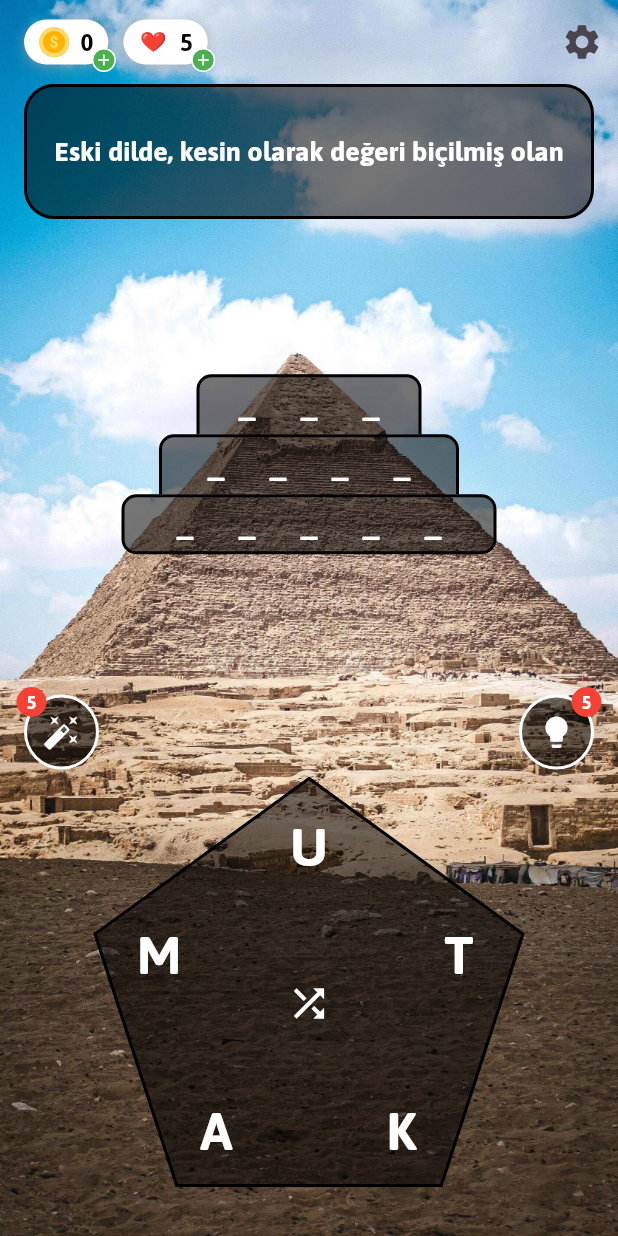
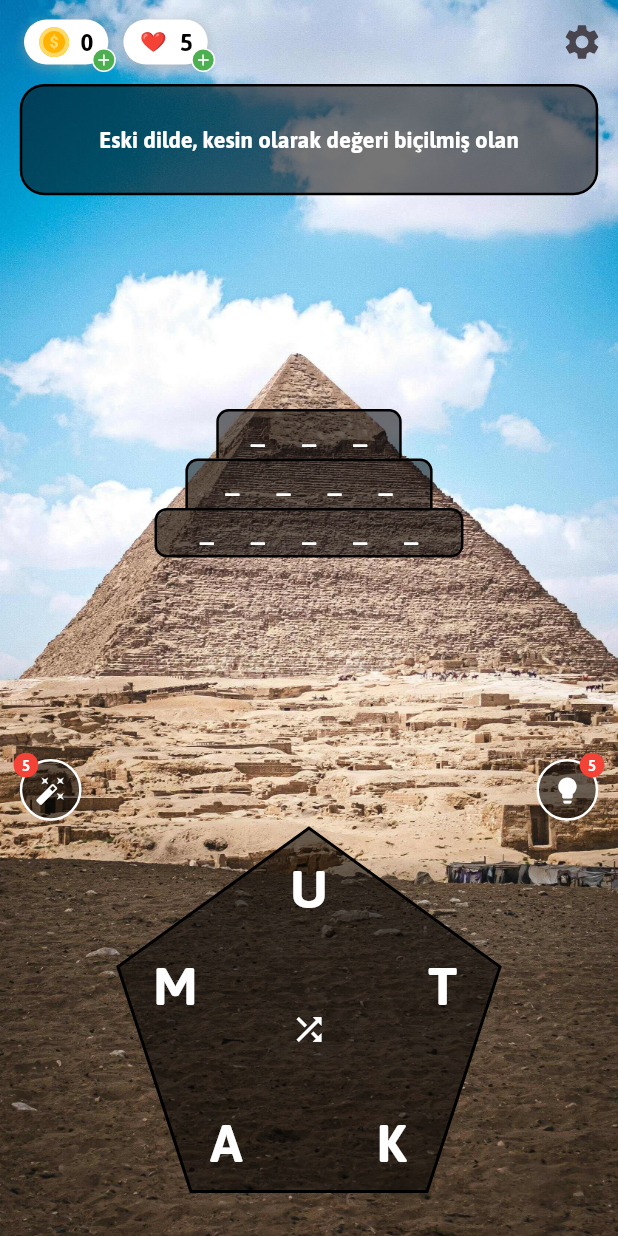
Before and after one commit to islamkirenli/Piramit-Bulmaca, a Flutter app: the PuzzleGame screen opened directly, on a phone screen of 412 x 824 dp. Run offline on Flutter 3.47's test engine with Material 3 defaults, Android fonts, the phone set to English and light mode, and no system bars; drawn by our look-alikes of auto_size_text; our stand-ins replace audioplayers, google_mobile_ads, in_app_purchase, lottie, shared_preferences, video_player; missing offline and left inert: app_tracking_transparency; accounts and stored records are empty; network calls fail; project files that could hold a hidden picture were left out.

Commit message:
Game screen widget size fixed.

```diff
--- a/lib/puzzle_game.dart
+++ b/lib/puzzle_game.dart
@@ -223,6 +223,12 @@ class _PuzzleGameState extends State<PuzzleGame> with WidgetsBindingObserver, Ti
         body: Center(child: CircularProgressIndicator()),
       );
     }
+
+    final double screenWidth = MediaQuery.of(context).size.width;
+    final double scaleFactor = (screenWidth / 500).clamp(0.5, 1.5);
+
+    final screenSize = MediaQuery.of(context).size;
+    final polygonSize = (screenSize.width * 0.65)*(screenWidth / 400).clamp(0.5, 1.0);
 
     // Mevcut ana bölüme göre arka plan görselini belirleyin:
     String backgroundImage;
@@ -333,23 +339,23 @@ class _PuzzleGameState extends State<PuzzleGame> with WidgetsBindingObserver, Ti
             body: Column(
               children: [
                 Container(
-                  height: 90,
-                  margin: EdgeInsets.symmetric(horizontal: 16.0),
+                  height: 90 * scaleFactor,
+                  margin: EdgeInsets.symmetric(horizontal: 16.0 * scaleFactor),
                   decoration: BoxDecoration(
-                    borderRadius: BorderRadius.circular(20),
+                    borderRadius: BorderRadius.circular(20 * scaleFactor),
                     color: Colors.black54,
                     border: Border.all(
                       color: Colors.black,
-                      width: 2.0,
+                      width: 2.0 * scaleFactor,
                     ),
                   ),
-                  padding: const EdgeInsets.all(16.0),
+                  padding: EdgeInsets.all(16.0 * scaleFactor),
                   alignment: Alignment.center,
                   child: AutoSizeText(
                     puzzleSections[currentMainSection]![currentSubSection]![currentIndex]['hint']!,
                     style: GlobalProperties.globalTextStyle(
                       color: Colors.white,
-                      fontSize: 18,
+                      fontSize: 18 * scaleFactor,
                       fontWeight: FontWeight.bold,
                     ),
                     textAlign: TextAlign.center,
@@ -358,7 +364,7 @@ class _PuzzleGameState extends State<PuzzleGame> with WidgetsBindingObserver, Ti
                     overflow: TextOverflow.ellipsis, // Gerekirse sonuna "..." ekler
                   ),
                 ),
-                SizedBox(height: 10),
+                SizedBox(height: 10 * scaleFactor),
                 Expanded(
                   child: Center(
                     child: Column(
@@ -380,22 +386,22 @@ class _PuzzleGameState extends State<PuzzleGame> with WidgetsBindingObserver, Ti
 
                           return GestureDetector(
                             child: Container(
-                              width: 50.0 * word.length,
-                              height: 40,
+                              width: 50.0 * scaleFactor * word.length,
+                              height: 40 * scaleFactor,
                               decoration: BoxDecoration(
                                 color: insideColor,
                                 borderRadius: BorderRadius.only(
-                                  topLeft: Radius.circular(10),
-                                  topRight: Radius.circular(10),
-                                  bottomLeft: isLongestWord ? Radius.circular(10) : Radius.zero,
-                                  bottomRight: isLongestWord ? Radius.circular(10) : Radius.zero,
+                                  topLeft: Radius.circular(10 * scaleFactor),
+                                  topRight: Radius.circular(10 * scaleFactor),
+                                  bottomLeft: isLongestWord ? Radius.circular(10 * scaleFactor) : Radius.zero,
+                                  bottomRight: isLongestWord ? Radius.circular(10 * scaleFactor) : Radius.zero,
                                 ),
                                 border: Border(
-                                  top: BorderSide(color: borderColor, width: 2.0),
-                                  left: BorderSide(color: borderColor, width: 2.0),
-                                  right: BorderSide(color: borderColor, width: 2.0),
+                                  top: BorderSide(color: borderColor, width: 2.0 * scaleFactor),
+                                  left: BorderSide(color: borderColor, width: 2.0 * scaleFactor),
+                                  right: BorderSide(color: borderColor, width: 2.0 * scaleFactor),
                                   bottom: isLongestWord
-                                      ? BorderSide(color: borderColor, width: 2.0)
+                                      ? BorderSide(color: borderColor, width: 2.0 * scaleFactor)
                                       : BorderSide.none,
                                 ),
                               ),
@@ -422,15 +428,15 @@ class _PuzzleGameState extends State<PuzzleGame> with WidgetsBindingObserver, Ti
                                               Text(
                                                 ' ${word[charIndex]} ',
                                                 style: GlobalProperties.globalTextStyle(
-                                                  fontSize: 20,
+                                                  fontSize: 20 * scaleFactor,
                                                   color: Colors.white,
                                                   fontWeight: FontWeight.bold,
-                                                  letterSpacing: 7,
+                                                  letterSpacing: 7 * scaleFactor,
                                                 ),
                                               ),
                                               SizedBox(
-                                                width: 35,
-                                                height: 35,
+                                                width: 35 * scaleFactor,
+                                                height: 35 * scaleFactor,
                                                 child: Transform.scale(
                                                   scale: 6.0, // Animasyonu içeride büyütmek için
                                                   child: Lottie.asset(
@@ -446,10 +452,10 @@ class _PuzzleGameState extends State<PuzzleGame> with WidgetsBindingObserver, Ti
                                             ' _ ',
                                             key: ValueKey('hidden-$index-$charIndex'),
                                             style: GlobalProperties.globalTextStyle(
-                                              fontSize: 20,
+                                              fontSize: 20 * scaleFactor,
                                               color: Colors.white,
                                               fontWeight: FontWeight.bold,
-                                              letterSpacing: 7,
+                                              letterSpacing: 7 * scaleFactor,
                                             ),
                                           ),
                                   );
@@ -469,7 +475,7 @@ class _PuzzleGameState extends State<PuzzleGame> with WidgetsBindingObserver, Ti
                   children: [
                     // SOLDAKİ BUTON
                     Padding(
-                      padding: const EdgeInsets.only(left: 16.0, bottom: 1.0),
+                      padding: EdgeInsets.only(left: 16.0 * scaleFactor, bottom: 1.0 * scaleFactor),
                       child: GestureDetector(
                         onTap: widget.isCompleted || isWordHintActive
                             ? null
@@ -480,14 +486,14 @@ class _PuzzleGameState extends State<PuzzleGame> with WidgetsBindingObserver, Ti
                           clipBehavior: Clip.none,
                           children: [
                             Container(
-                              width: 50,
-                              height: 50,
+                              width: 50 * scaleFactor,
+                              height: 50 * scaleFactor,
                               decoration: BoxDecoration(
                                 color: Colors.black54,
                                 shape: BoxShape.circle,
                                 border: Border.all(
                                   color: Colors.white,
-                                  width: 2,
+                                  width: 2 * scaleFactor,
                                 ),
                               ),
                               child: Column(
@@ -496,7 +502,7 @@ class _PuzzleGameState extends State<PuzzleGame> with WidgetsBindingObserver, Ti
                                   Icon(
                                     Icons.auto_fix_high,
                                     color: Colors.white,
-                                    size: 25,
+                                    size: 25 * scaleFactor,
                                   ),
                                   // Coin animasyonu ve metin sadece count sıfırsa gösterilsin:
                                   ValueListenableBuilder<int>(
@@ -507,20 +513,20 @@ class _PuzzleGameState extends State<PuzzleGame> with WidgetsBindingObserver, Ti
                                           mainAxisSize: MainAxisSize.min,
                                           children: [
                                             SizedBox(
-                                              height: 10,
-                                              width: 10,
+                                              height: 10 * scaleFactor,
+                                              width: 10 * scaleFactor,
                                               child: Lottie.asset(
                                                 'assets/animations/coin_flip_animation.json',
                                                 repeat: true,
                                                 animate: true,
                                               ),
                                             ),
-                                            const SizedBox(width: 2),
+                                            SizedBox(width: 2 * scaleFactor),
                                             Text(
                                               '${(puzzleSections[currentMainSection]![currentSubSection]![currentIndex]['word']!.length-1) * 50}',
                                               style: GlobalProperties.globalTextStyle(
                                                 color: Colors.white,
-                                                fontSize: 10,
+                                                fontSize: 10 * scaleFactor,
                                                 fontWeight: FontWeight.bold,
                                               ),
                                             ),
@@ -536,11 +542,11 @@ class _PuzzleGameState extends State<PuzzleGame> with WidgetsBindingObserver, Ti
                             ),
                             // Kırmızı etiket (badge) ekliyoruz:
                             Positioned(
-                              top: -5,
-                              right: 35,
+                              top: -5 * scaleFactor,
+                              right: 35 * scaleFactor,
                               child: Container(
-                                width: 20,
-                                height: 20,
+                                width: 20 * scaleFactor,
+                                height: 20 * scaleFactor,
                                 decoration: BoxDecoration(
                                   color: Colors.red,
                                   shape: BoxShape.circle,
@@ -553,7 +559,7 @@ class _PuzzleGameState extends State<PuzzleGame> with WidgetsBindingObserver, Ti
                                         '$value',
                                         style: GlobalProperties.globalTextStyle(
                                           color: Colors.white,
-                                          fontSize: 12,
+                                          fontSize: 12 * scaleFactor,
                                           fontWeight: FontWeight.bold,
                                         ),
                                       );
@@ -572,30 +578,30 @@ class _PuzzleGameState extends State<PuzzleGame> with WidgetsBindingObserver, Ti
                       transform: isShaking
                           ? Matrix4.translationValues(shakeOffset, 0, 0)
                           : Matrix4.identity(),
-                      height: 30,
-                      margin: EdgeInsets.symmetric(horizontal: 16.0),
+                      height: 30 * scaleFactor,
+                      margin: EdgeInsets.symmetric(horizontal: 16.0 * scaleFactor),
                       alignment: Alignment.center,
                       child: AnimatedOpacity(
                         duration: Duration(milliseconds: 300),
                         opacity: showSelectedLetters ? 1.0 : 0.0,
                         child: Container(
-                          width: 15.0 * (selectedLetters.length.clamp(1, double.infinity)),
-                          height: 20,
+                          width: 15.0 * scaleFactor * (selectedLetters.length.clamp(1, double.infinity)),
+                          height: 20 * scaleFactor,
                           decoration: BoxDecoration(
                             color: Colors.black,
-                            borderRadius: BorderRadius.circular(10),
+                            borderRadius: BorderRadius.circular(10 * scaleFactor),
                           ),
                           alignment: Alignment.center,
                           child: Text(
                             selectedLetters.join(''),
-                            style: GlobalProperties.globalTextStyle(color: Colors.white, fontSize: 15),
+                            style: GlobalProperties.globalTextStyle(color: Colors.white, fontSize: 15 * scaleFactor),
                           ),
                         ),
                       ),
                     ),
                     // SAĞDAKİ BUTON
                     Padding(
-                      padding: const EdgeInsets.only(right: 16.0, bottom: 1.0),
+                      padding: EdgeInsets.only(right: 16.0 * scaleFactor, bottom: 1.0 * scaleFactor),
                       child: GestureDetector(
                         onTap: widget.isCompleted
                             ? null
@@ -606,14 +612,14 @@ class _PuzzleGameState extends State<PuzzleGame> with WidgetsBindingObserver, Ti
                           clipBehavior: Clip.none,
                           children: [
                             Container(
-                              width: 50,
-                              height: 50,
+                              width: 50 * scaleFactor,
+                              height: 50 * scaleFactor,
                               decoration: BoxDecoration(
                                 color: Colors.black54,
                                 shape: BoxShape.circle,
                                 border: Border.all(
                                   color: Colors.white,
-                                  width: 2,
+                                  width: 2 * scaleFactor,
                                 ),
                               ),
                               child: Column(
@@ -622,7 +628,7 @@ class _PuzzleGameState extends State<PuzzleGame> with WidgetsBindingObserver, Ti
                                   Icon(
                                     Icons.lightbulb,
                                     color: Colors.white,
-                                    size: 25,
+                                    size: 25 * scaleFactor,
                                   ),
                                   ValueListenableBuilder<int>(
                                     valueListenable: GlobalProperties.singleHintCount,
@@ -632,20 +638,20 @@ class _PuzzleGameState extends State<PuzzleGame> with WidgetsBindingObserver, Ti
                                           mainAxisSize: MainAxisSize.min,
                                           children: [
                                             SizedBox(
-                                              height: 10,
-                                              width: 10,
+                                              height: 10 * scaleFactor,
+                                              width: 10 * scaleFactor,
                                               child: Lottie.asset(
                                                 'assets/animations/coin_flip_animation.json',
                                                 repeat: true,
                                                 animate: true,
                                               ),
                                             ),
-                                            const SizedBox(width: 2),
+                                            SizedBox(width: 2 * scaleFactor),
                                             Text(
                                               '75',
                                               style: GlobalProperties.globalTextStyle(
                                                 color: Colors.white,
-                                                fontSize: 10,
+                                                fontSize: 10 * scaleFactor,
                                                 fontWeight: FontWeight.bold,
                                               ),
                                             ),
@@ -661,11 +667,11 @@ class _PuzzleGameState extends State<PuzzleGame> with WidgetsBindingObserver, Ti
                             ),
                             // Kırmızı etiket (badge) ekliyoruz:
                             Positioned(
-                              top: -5,
-                              right: -5,
+                              top: -5 * scaleFactor,
+                              right: -5 * scaleFactor,
                               child: Container(
-                                width: 20,
-                                height: 20,
+                                width: 20 * scaleFactor,
+                                height: 20 * scaleFactor,
                                 decoration: BoxDecoration(
                                   color: Colors.red,
                                   shape: BoxShape.circle,
@@ -678,7 +684,7 @@ class _PuzzleGameState extends State<PuzzleGame> with WidgetsBindingObserver, Ti
                                         '$value',
                                         style: GlobalProperties.globalTextStyle(
                                           color: Colors.white,
-                                          fontSize: 12,
+                                          fontSize: 12 * scaleFactor,
                                           fontWeight: FontWeight.bold,
                                         ),
                                       );
@@ -693,13 +699,13 @@ class _PuzzleGameState extends State<PuzzleGame> with WidgetsBindingObserver, Ti
                     ),
                   ],
                 ),
-                SizedBox(height: 5),
+                SizedBox(height: 5 * scaleFactor),
                 Padding(
-                  padding: const EdgeInsets.symmetric(horizontal: 16.0),
+                  padding: EdgeInsets.symmetric(horizontal: 16.0 * scaleFactor),
                   child: GestureDetector(
                     onPanUpdate: (details) {
                       final localPosition = details.localPosition;
-                      onLetterDrag(localPosition);
+                      onLetterDrag(localPosition, polygonSize);
                     },
                     onPanEnd: (_) => onDragEnd(),
                     child: Stack(
@@ -708,7 +714,7 @@ class _PuzzleGameState extends State<PuzzleGame> with WidgetsBindingObserver, Ti
                         AnimatedPolygonWidget(
                           key: _polygonKey,
                           initialSides: shuffledLetters.length.toDouble(),
-                          size: 300,
+                          size: polygonSize,
                           color: Colors.black54,
                           letters: shuffledLetters,
                           selectedIndexes: visitedIndexes,
@@ -719,13 +725,13 @@ class _PuzzleGameState extends State<PuzzleGame> with WidgetsBindingObserver, Ti
                          // Doğru cevap görseli ekleniyor
                         if (showCorrectAnswerImage && currentCorrectGuessImage != null)
                           Positioned(
-                            top: -60, // AnimatedPolygonWidget'ın 10 px yukarısında
+                            top: -60 * scaleFactor, // AnimatedPolygonWidget'ın 10 px yukarısında
                             child: FadeTransition(
                               opacity: _correctGuessOpacity, // Animasyonlu görünürlük
                               child: Image.asset(
                                 currentCorrectGuessImage!, // Rastgele seçilen görsel
-                                width: 200, // İstediğiniz genişlik
-                                height: 200, // İstediğiniz yükseklik
+                                width: 200 * scaleFactor, // İstediğiniz genişlik
+                                height: 200 * scaleFactor, // İstediğiniz yükseklik
                               ),
                             ),
                           ),
@@ -744,15 +750,15 @@ class _PuzzleGameState extends State<PuzzleGame> with WidgetsBindingObserver, Ti
                                     shuffleLetters();
                                 },
                             child: Container(
-                              width: 50,
-                              height: 50,
+                              width: 50 * scaleFactor,
+                              height: 50 * scaleFactor,
                               decoration: BoxDecoration(
                                 shape: BoxShape.circle,
                               ),
                               child: Icon(
                                 Icons.shuffle,
                                 color: Colors.white,
-                                size: 30,
+                                size: 30 * scaleFactor,
                               ),
                             ),
                           ),
@@ -761,11 +767,11 @@ class _PuzzleGameState extends State<PuzzleGame> with WidgetsBindingObserver, Ti
                     ),
                   ),
                 ),
-                SizedBox(height: 5), // Reklamın en altta görünmesi için Spacer ekleniyor
+                SizedBox(height: 5 * scaleFactor), // Reklamın en altta görünmesi için Spacer ekleniyor
                 if (checkIfShouldShowAds(currentMainSection, currentSubSection) && _isBannerAdReady)
                   Container(
-                    height: _bannerAd.size.height.toDouble(),
-                    width: _bannerAd.size.width.toDouble(),
+                    height: _bannerAd.size.height.toDouble() * scaleFactor,
+                    width: _bannerAd.size.width.toDouble() * scaleFactor,
                     child: AdWidget(ad: _bannerAd),
                   ),
               ],
@@ -819,7 +825,7 @@ class _PuzzleGameState extends State<PuzzleGame> with WidgetsBindingObserver, Ti
     });
   }
 
-  void onLetterDrag(Offset position) {
+  void onLetterDrag(Offset position, double polygonSize) {
     if (widget.isCompleted) return;
     // Eğer yanlış bir seçim beklemesi varsa, ekrana dokunulduğunda hemen iptal et
     if (_isWrongChoiceWaiting) {
@@ -836,9 +842,12 @@ class _PuzzleGameState extends State<PuzzleGame> with WidgetsBindingObserver, Ti
       // İptal ettikten sonra yeni seçimi dinlemeye devam edebiliriz
     }
 
+    final double radius = polygonSize / 2;
+    final Offset center = Offset(polygonSize / 2, polygonSize / 2);
+
     for (int i = 0; i < shuffledLetters.length; i++) {
       // Pozisyonları dinamik olarak belirle
-      final point = _getLetterPosition(i, 300 / 2, Offset(150, 150));
+      final point = _getLetterPosition(i, radius, center);
       final hitBox = Rect.fromCircle(center: point, radius: 30); // Çember alanı
 
       if (hitBox.contains(position)) {
```
